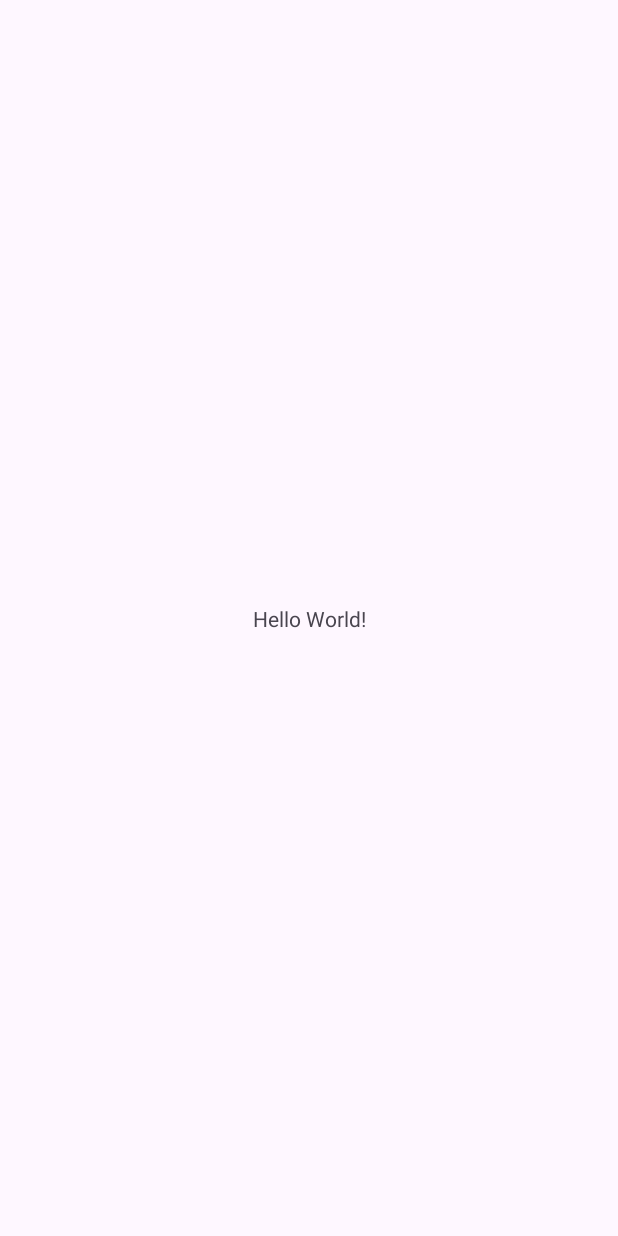
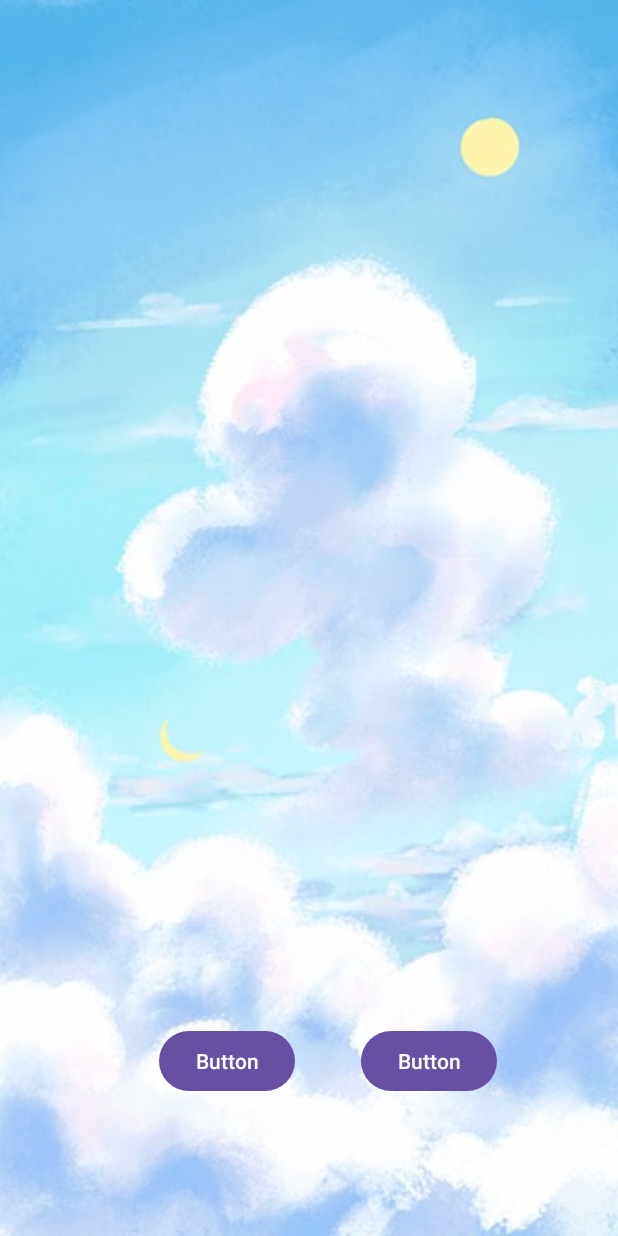
Before and after one commit to raffaeleGraz/casaDomotica, an Android app: the screen it shows after launch (MainActivity), on a phone screen of 412 x 824 dp. Before the commit the screen is almost empty. Run offline under Robolectric (Android 15) with nearby library versions, the phone set to English and light mode, and no system bars.

Commit message:
Creata schermata home

```diff
--- a/app/src/main/java/com/example/casadomotica/MainActivity.kt
+++ b/app/src/main/java/com/example/casadomotica/MainActivity.kt
@@ -11,10 +11,6 @@ class MainActivity : AppCompatActivity() {
         super.onCreate(savedInstanceState)
         enableEdgeToEdge()
         setContentView(R.layout.activity_main)
-        ViewCompat.setOnApplyWindowInsetsListener(findViewById(R.id.main)) { v, insets ->
-            val systemBars = insets.getInsets(WindowInsetsCompat.Type.systemBars())
-            v.setPadding(systemBars.left, systemBars.top, systemBars.right, systemBars.bottom)
-            insets
-        }
+
     }
 }
--- a/app/src/main/res/layout/activity_main.xml
+++ b/app/src/main/res/layout/activity_main.xml
@@ -3,17 +3,33 @@
     xmlns:app="http://schemas.android.com/apk/res-auto"
     xmlns:tools="http://schemas.android.com/tools"
     android:id="@+id/main"
+    android:background="@drawable/sfondo"
     android:layout_width="match_parent"
     android:layout_height="match_parent"
     tools:context=".MainActivity">
 
-    <TextView
+    <Button
+        android:id="@+id/btnCasa"
         android:layout_width="wrap_content"
         android:layout_height="wrap_content"
-        android:text="Hello World!"
+        android:text="Button"
         app:layout_constraintBottom_toBottomOf="parent"
         app:layout_constraintEnd_toEndOf="parent"
+        app:layout_constraintHorizontal_bias="0.33"
         app:layout_constraintStart_toStartOf="parent"
-        app:layout_constraintTop_toTopOf="parent" />
+        app:layout_constraintTop_toTopOf="parent"
+        app:layout_constraintVertical_bias="0.881" />
 
+    <Button
+        android:id="@+id/btnStazione"
+        android:layout_width="wrap_content"
+        android:layout_height="wrap_content"
+        android:layout_marginStart="44dp"
+        android:text="Button"
+        app:layout_constraintBottom_toBottomOf="parent"
+        app:layout_constraintEnd_toEndOf="parent"
+        app:layout_constraintHorizontal_bias="0.0"
+        app:layout_constraintStart_toEndOf="@+id/btnCasa"
+        app:layout_constraintTop_toTopOf="parent"
+        app:layout_constraintVertical_bias="0.881" />
 </androidx.constraintlayout.widget.ConstraintLayout>
```
Also changed, not shown: app/src/main/res/drawable/sfondo.jpg (added).
